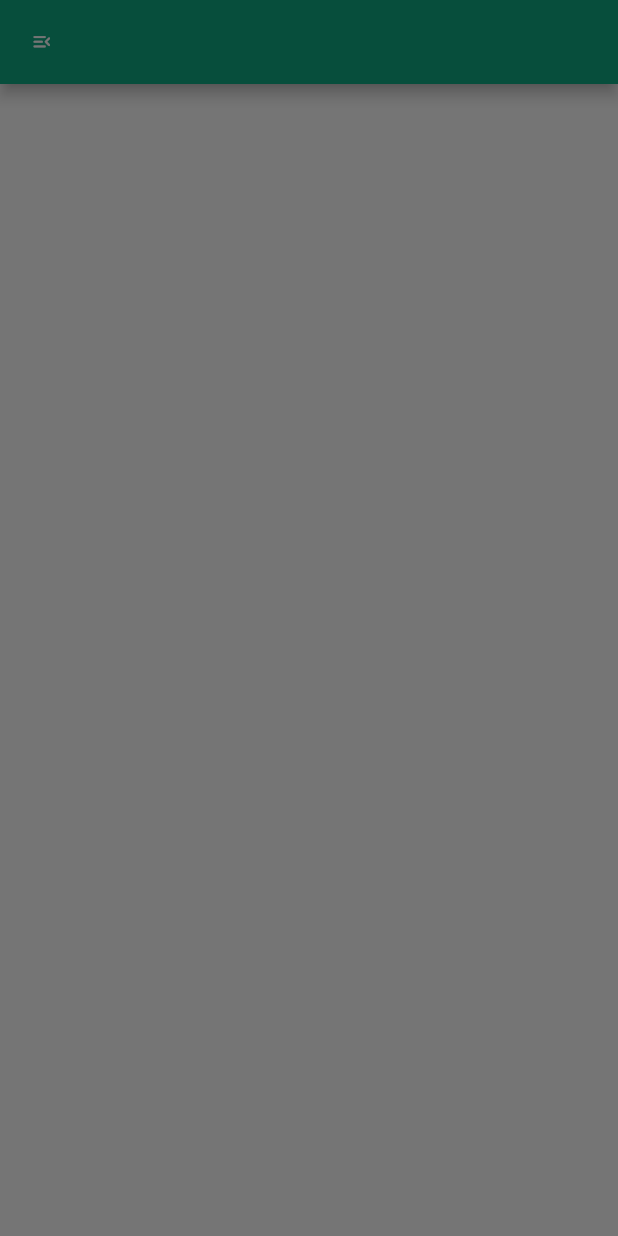
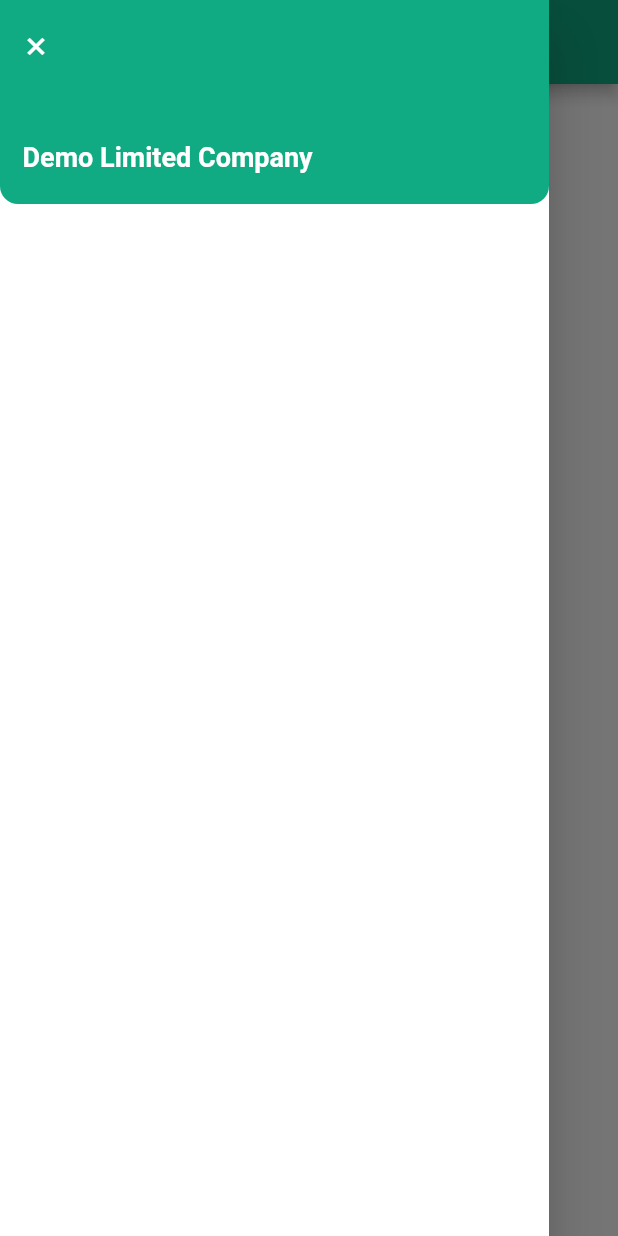
Before and after one commit to OmarFaruk-BD/company_app_design, a Flutter app: the screen it shows after launch, with the side drawer open, on a phone screen of 412 x 824 dp. Run offline on Flutter 3.47's test engine with Material 2 defaults, Android fonts, the phone set to English and light mode, and no system bars.

Commit message:
Add custom drawer and custom drawer header

```diff
--- a/lib/main.dart
+++ b/lib/main.dart
@@ -10,7 +10,7 @@ class MyApp extends StatelessWidget {
 
   @override
   Widget build(BuildContext context) {
-    return const MaterialApp(
+    return MaterialApp(
       home: TableDataPage(),
     );
   }
--- a/lib/table_data/screens/table_data_page.dart
+++ b/lib/table_data/screens/table_data_page.dart
@@ -2,13 +2,22 @@ import 'package:demo_limited_company_app/table_data/widgets/custom_drawer.dart';
 import 'package:flutter/material.dart';
 
 class TableDataPage extends StatelessWidget {
-  const TableDataPage({super.key});
+  TableDataPage({super.key});
+  final _key = GlobalKey<ScaffoldState>();
 
   @override
   Widget build(BuildContext context) {
     return Scaffold(
+      key: _key,
       backgroundColor: Colors.white,
-      appBar: AppBar(
+      appBar: _buildAppBar(),
+      body: Container(),
+      drawer: const CustomDrawer(),
+    );
+  }
+
+  AppBar _buildAppBar() {
+    return AppBar(
       backgroundColor: const Color(0xFF10AB83),
       bottomOpacity: 0,
       centerTitle: true,
@@ -18,7 +27,7 @@ class TableDataPage extends StatelessWidget {
           color: Colors.white,
           fontSize: 16,
           fontWeight: FontWeight.w600,
-            height: 22,
+          height: 2.2,
         ),
       ),
       leading: IconButton(
@@ -27,11 +36,10 @@ class TableDataPage extends StatelessWidget {
           size: 15,
           color: Colors.white,
         ),
-          onPressed: () {},
+        onPressed: () {
+          _key.currentState?.openDrawer();
+        },
       ),
-      ),
-      body: Container(),
-      drawer: const CustomDrawer(),
     );
   }
 }
--- a/lib/table_data/widgets/custom_drawer.dart
+++ b/lib/table_data/widgets/custom_drawer.dart
@@ -1,3 +1,4 @@
+import 'package:demo_limited_company_app/table_data/widgets/drawer_header.dart';
 import 'package:flutter/material.dart';
 
 class CustomDrawer extends StatelessWidget {
@@ -5,6 +6,17 @@ class CustomDrawer extends StatelessWidget {
 
   @override
   Widget build(BuildContext context) {
-    return Container();
+    return SizedBox(
+      width: MediaQuery.of(context).size.width - 46,
+      child: SafeArea(
+        child: Drawer(
+            backgroundColor: Colors.white,
+            child: Column(
+              children: const [
+                CustomDrawerHeader(),
+              ],
+            )),
+      ),
+    );
   }
 }
--- /dev/null
+++ b/lib/table_data/widgets/drawer_header.dart
@@ -0,0 +1,65 @@
+import 'package:flutter/material.dart';
+
+class CustomDrawerHeader extends StatelessWidget {
+  const CustomDrawerHeader({
+    Key? key,
+  }) : super(key: key);
+
+  @override
+  Widget build(BuildContext context) {
+    return Container(
+      width: double.maxFinite,
+      decoration: const BoxDecoration(
+        color: Color(0xFF10AB83),
+        borderRadius: BorderRadius.only(
+          bottomLeft: Radius.circular(12),
+          bottomRight: Radius.circular(12),
+        ),
+      ),
+      child: Padding(
+        padding: const EdgeInsets.only(left: 15, bottom: 16, top: 22),
+        child: Column(
+          mainAxisAlignment: MainAxisAlignment.start,
+          crossAxisAlignment: CrossAxisAlignment.start,
+          mainAxisSize: MainAxisSize.min,
+          children: [
+            _buildCrossButton(context),
+            const SizedBox(height: 40),
+            _buildHeaderText(),
+          ],
+        ),
+      ),
+    );
+  }
+
+  Text _buildHeaderText() {
+    return const Text(
+      'Demo Limited Company',
+      style: TextStyle(
+        color: Colors.white,
+        fontSize: 18,
+        fontWeight: FontWeight.w600,
+        height: 2.2,
+      ),
+    );
+  }
+
+  InkWell _buildCrossButton(BuildContext context) {
+    return InkWell(
+      onTap: () {
+        Navigator.pop(context);
+      },
+      child: Text(
+        String.fromCharCode(Icons.close.codePoint),
+        style: TextStyle(
+          inherit: false,
+          color: Colors.white,
+          fontSize: 18,
+          fontWeight: FontWeight.w700,
+          fontFamily: Icons.close.fontFamily,
+          package: Icons.close.fontPackage,
+        ),
+      ),
+    );
+  }
+}
```
Lines whose indentation alone changed are shown as unchanged.
